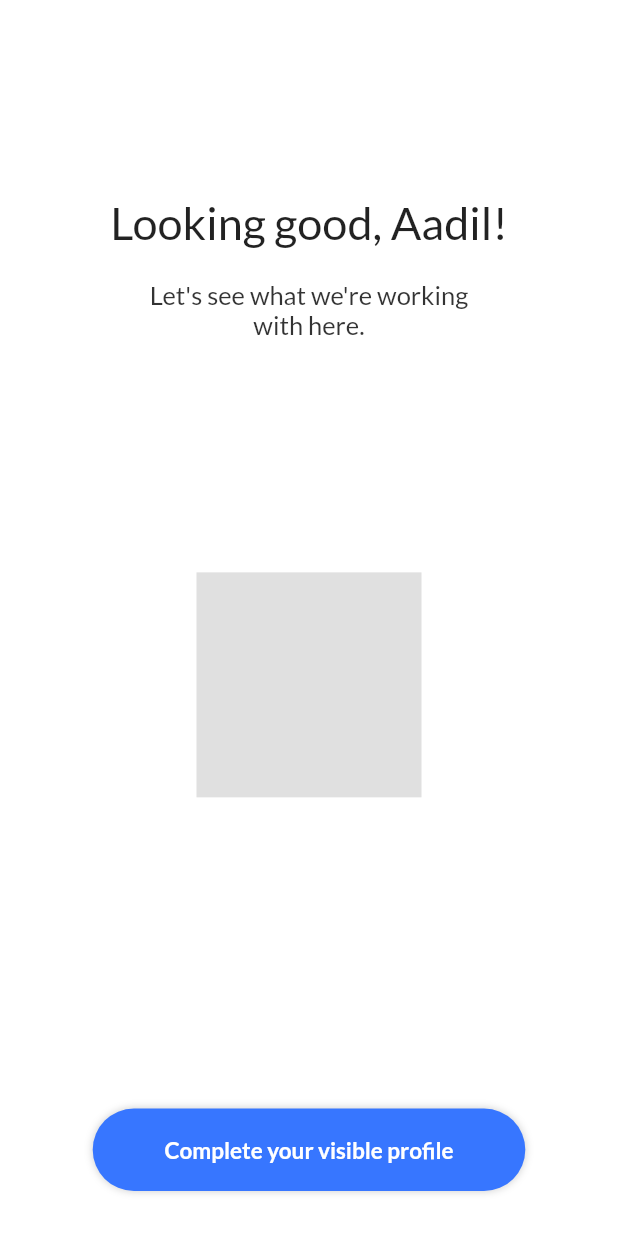
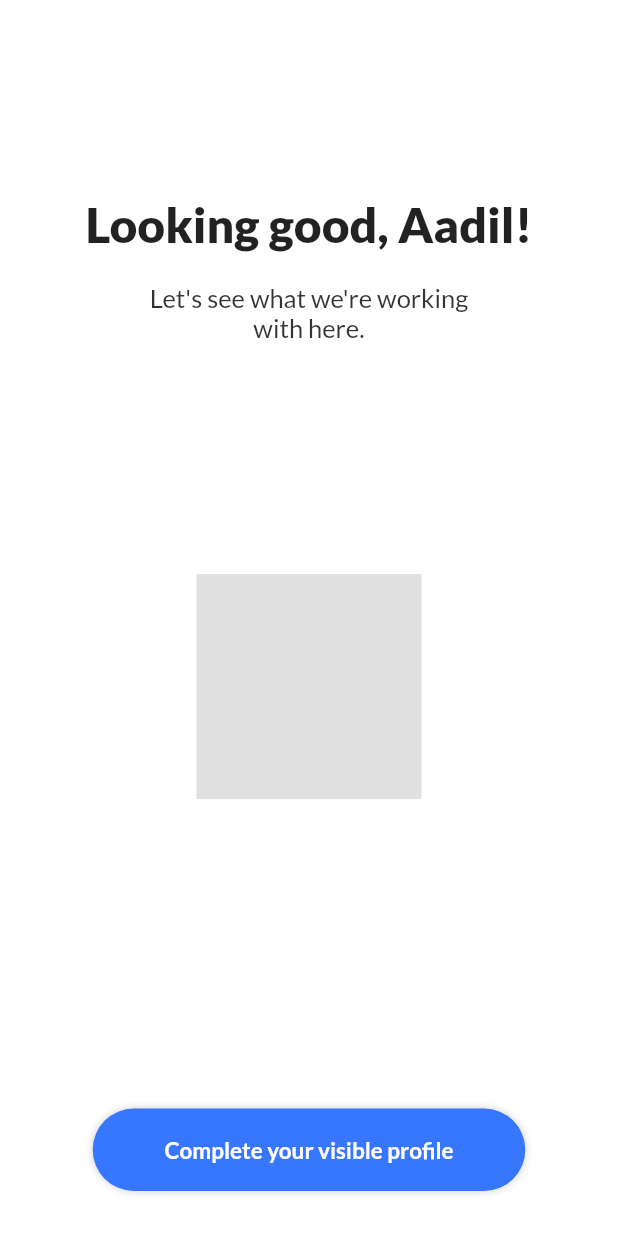
Before and after one commit to numanjaved14/mashallete-dating-app, a Flutter app: the OnBoardingLookingGoodScreen screen opened by its route, on a phone screen of 412 x 824 dp. Shown: the top 1233 px of the screen. Run offline on Flutter 3.47's test engine with Material 2 defaults, Android fonts, the phone set to English and light mode, and no system bars; our stand-ins replace blurrycontainer, dotted_border, google_fonts, percent_indicator, pinput.

Commit message:
onboarding completed.

```diff
--- a/lib/Onboarding/onboarding_looking_good_screen.dart
+++ b/lib/Onboarding/onboarding_looking_good_screen.dart
@@ -29,8 +29,8 @@ class _OnBoardingLookingGoodScreenState
             const Text(
               "Looking good, Aadil!",
               style: TextStyle(
-                fontSize: 30,
-                fontWeight: FontWeight.w500,
+                fontSize: 32,
+                fontWeight: FontWeight.w900,
               ),
             ),
             const SizedBox(
--- a/lib/Onboarding/onboarding_thank_you_screen.dart
+++ b/lib/Onboarding/onboarding_thank_you_screen.dart
@@ -28,8 +28,8 @@ class _OnBoardingThankYouScreenState extends State<OnBoardingThankYouScreen> {
             const Text(
               "Thanks, Aadil!",
               style: TextStyle(
-                fontSize: 30,
-                fontWeight: FontWeight.w500,
+                fontSize: 32,
+                fontWeight: FontWeight.w900,
               ),
             ),
             const SizedBox(
--- a/lib/Onboarding/onboarding_welcome_screen.dart
+++ b/lib/Onboarding/onboarding_welcome_screen.dart
@@ -27,8 +27,8 @@ class _WelcomeNameScreenState extends State<WelcomeNameScreen> {
             const Text(
               "Welcome Aadil!",
               style: TextStyle(
-                fontSize: 30,
-                fontWeight: FontWeight.w500,
+                fontSize: 32,
+                fontWeight: FontWeight.w900,
               ),
             ),
             const SizedBox(
```
